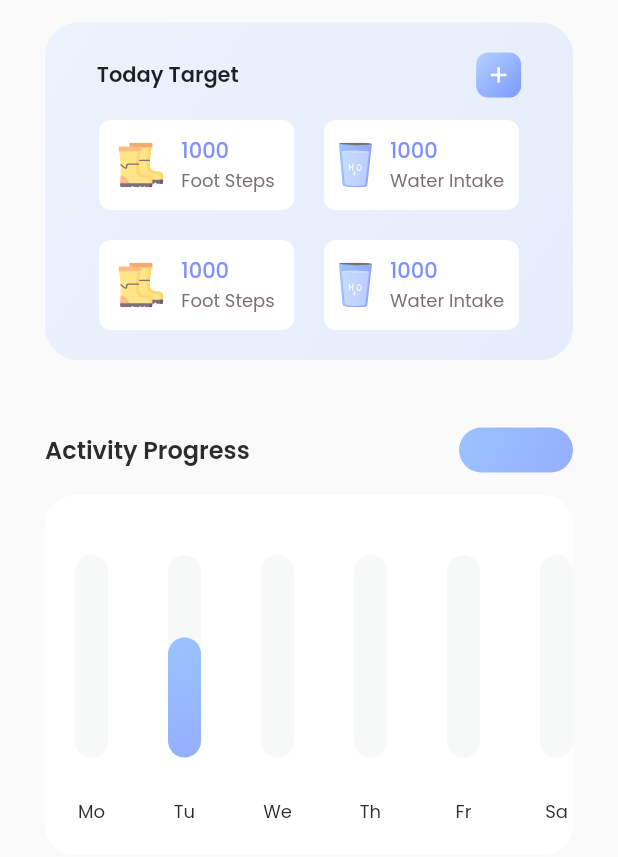
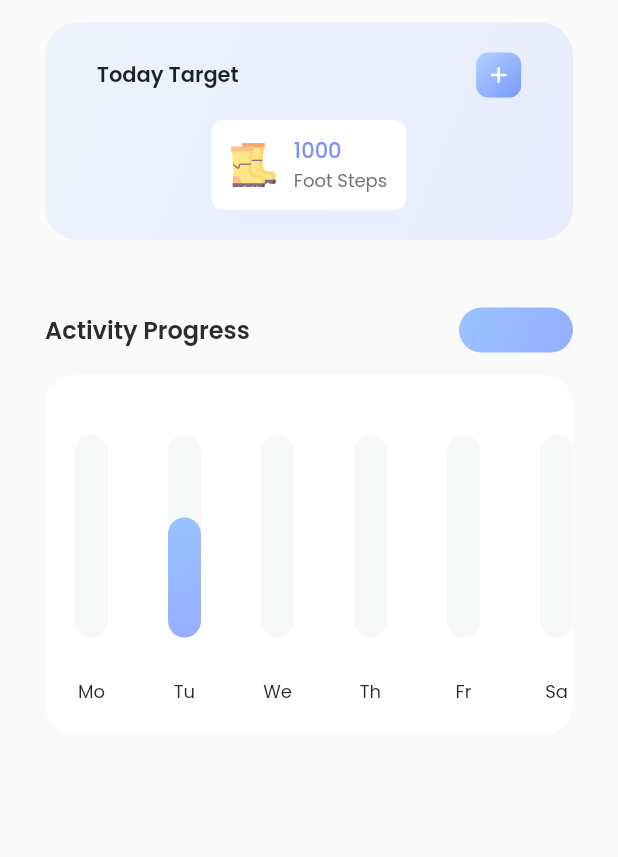
Before and after one commit to veropov/Train, a Flutter app: the Tracker widget shown alone on an empty page, opened directly, on a phone screen of 412 x 824 dp. Shown: the top 857 px of the screen. Run offline on Flutter 3.47's test engine with Material 2 defaults, Android fonts, the phone set to English and light mode, and no system bars; our stand-ins replace carousel_slider, fl_chart, flutter_svg, lite_rolling_switch, percent_indicator.

Commit message:
update target

```diff
--- a/lib/pages/DashBoard/Activity traker/Activity_traker.dart
+++ b/lib/pages/DashBoard/Activity traker/Activity_traker.dart
@@ -9,6 +9,7 @@ import 'package:aga/pages/Profile/person_profile.dart';
 import 'package:aga/pages/Workout Tracker/Home_workout.dart';
 
 import 'package:aga/pages/DashBoard/Activity traker/Change_target/ChangeTarget_steps.dart';
+
 
 class Activity extends StatefulWidget {
   const Activity({Key? key}) : super(key: key);
@@ -100,8 +101,9 @@ class _TrackerState extends State<Tracker> {
                   Wrap(
                     alignment: WrapAlignment.spaceBetween,
                     children: [
-                    for (var i=0; i<TargetWidget.length; i++) TargetWidget[i]
-                    ],
+                      for (var i=0; i<targetWidget.length; i++)
+                      targetWidget[i]
+                    ]
                   ),
                 ],
               )
@@ -113,14 +115,17 @@ class _TrackerState extends State<Tracker> {
   }
 }
 
-List TargetWidget = [
-  StepTarget(),
-  WaterTarget(),
-  StepTarget(),
-  WaterTarget(),
+List suka = [
+  400,
+  '700',
+  Text('100')
 ];
 
-StepTarget() => Container(
+List targetWidget = [
+  StepTarget(textIndex),
+];
+
+StepTarget(bring) => Container(
   margin: EdgeInsets.only(left: 10, right: 10, top: 0, bottom: 20),
   width: 130,
   height: 60,
@@ -138,7 +143,7 @@ StepTarget() => Container(
         mainAxisAlignment: MainAxisAlignment.center,
         crossAxisAlignment: CrossAxisAlignment.start,
         children: [
-          Text('${textIndex.toString()}', style: TextStyle(fontSize: 14, height: 1.5, fontWeight: FontWeight.w500, color: Color.fromARGB(255, 126, 145, 253), fontFamily: "Poppins")),
+          Text(bring.toString(), style: TextStyle(fontSize: 14, height: 1.5, fontWeight: FontWeight.w500, color: Color.fromARGB(255, 126, 145, 253), fontFamily: "Poppins")),
           Text('Foot Steps', style: TextStyle(fontSize: 12, height: 1.5, fontWeight: FontWeight.w400, color: kGray100, fontFamily: "Poppins"))
         ],
       )
@@ -163,7 +168,7 @@ WaterTarget() => Container(
         mainAxisAlignment: MainAxisAlignment.center,
         crossAxisAlignment: CrossAxisAlignment.start,
         children: [
-          Text('${textIndex.toString()}', style: TextStyle(fontSize: 14, height: 1.5, fontWeight: FontWeight.w500, color: Color.fromARGB(255, 126, 145, 253), fontFamily: "Poppins")),
+          Text('10', style: TextStyle(fontSize: 14, height: 1.5, fontWeight: FontWeight.w500, color: Color.fromARGB(255, 126, 145, 253), fontFamily: "Poppins")),
           Text('Water Intake', style: TextStyle(fontSize: 12, height: 1.5, fontWeight: FontWeight.w400, color: kGray100, fontFamily: "Poppins"))
         ],
       )
```
Also changed, not shown: lib/pages/DashBoard/Activity traker/Change_target/ChangeTarget_steps.dart (+7 -1 lines).
